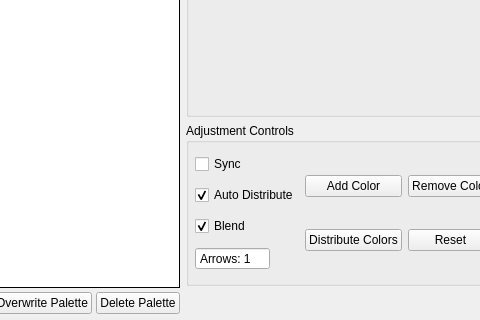
Old version of the form Source/Fractorium/PaletteEditor.ui in the repository typpos/fractorium; both pictures show x 109 to 589 and y 220 to 540 of the 887 by 540 pixel window.
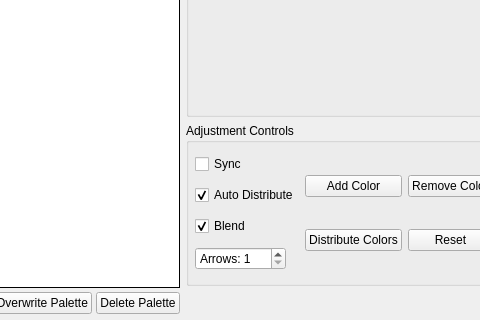
New version of the form.

What changed in the file:
```diff
--- a/Source/Fractorium/PaletteEditor.ui
+++ b/Source/Fractorium/PaletteEditor.ui
@@ -231,8 +231,11 @@
               <verstretch>0</verstretch>
              </sizepolicy>
             </property>
+            <property name="frame">
+             <bool>true</bool>
+            </property>
             <property name="buttonSymbols">
-             <enum>QAbstractSpinBox::NoButtons</enum>
+             <enum>QAbstractSpinBox::UpDownArrows</enum>
             </property>
             <property name="suffix">
              <string/>
```
